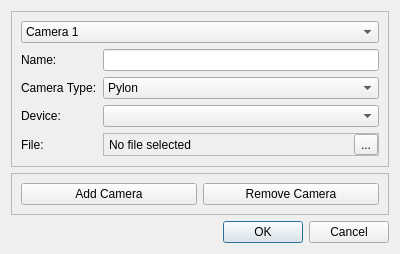
Qt form ui/CameraConfigurationDialog.ui (ETHZ-INS/Flow3R) before a commit.
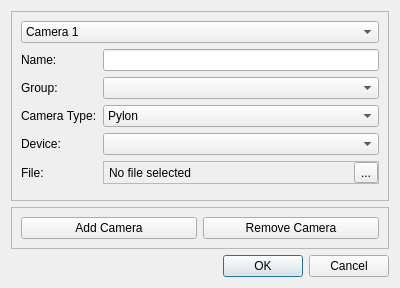
The same form after that commit.

What changed in the file:
```diff
--- a/ui/CameraConfigurationDialog.ui
+++ b/ui/CameraConfigurationDialog.ui
@@ -7,7 +7,7 @@
     <x>0</x>
     <y>0</y>
     <width>400</width>
-    <height>254</height>
+    <height>288</height>
    </rect>
   </property>
   <property name="windowTitle">
@@ -48,13 +48,30 @@
        <widget class="QLineEdit" name="txt_camera_name"/>
       </item>
       <item row="2" column="0">
+       <widget class="QLabel" name="label">
+        <property name="text">
+         <string>Group:</string>
+        </property>
+       </widget>
+      </item>
+      <item row="2" column="1">
+       <widget class="QComboBox" name="dpd_group">
+        <property name="editable">
+         <bool>false</bool>
+        </property>
+        <property name="placeholderText">
+         <string>individual</string>
+        </property>
+       </widget>
+      </item>
+      <item row="3" column="0">
        <widget class="QLabel" name="label_3">
         <property name="text">
          <string>Camera Type:</string>
         </property>
        </widget>
       </item>
-      <item row="2" column="1">
+      <item row="3" column="1">
        <widget class="QComboBox" name="dpd_camera_type">
         <item>
          <property name="text">
@@ -68,24 +85,24 @@
         </item>
        </widget>
       </item>
-      <item row="3" column="0">
+      <item row="4" column="0">
        <widget class="QLabel" name="lbl_dpd_pylon_device">
         <property name="text">
          <string>Device:</string>
         </property>
        </widget>
       </item>
-      <item row="3" column="1">
+      <item row="4" column="1">
        <widget class="QComboBox" name="dpd_pylon_device"/>
       </item>
-      <item row="4" column="0">
+      <item row="5" column="0">
        <widget class="QLabel" name="lbl_frm_video_file">
         <property name="text">
          <string>File:</string>
         </property>
        </widget>
       </item>
-      <item row="4" column="1">
+      <item row="5" column="1">
        <widget class="QFrame" name="frm_video_file">
         <property name="frameShape">
          <enum>QFrame::StyledPanel</enum>
```
